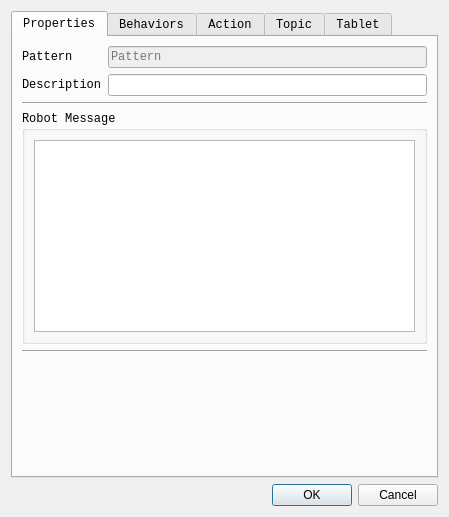
ES-TUDelft/interaction-design-tool-ir, file interaction_manager/ui/editblockdialog.ui: the form before one commit.
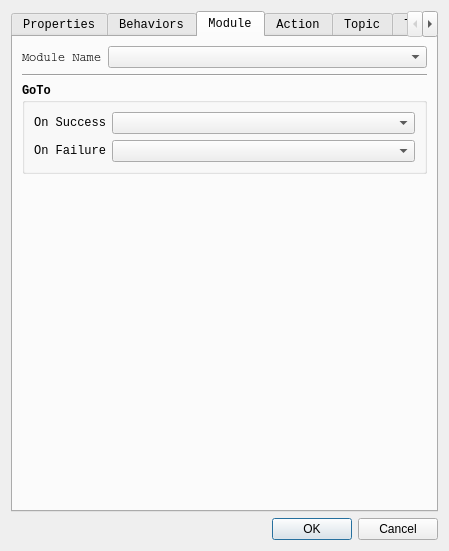
The form after the commit. The open tabs and pages were chosen to show the change.

What changed in the file:
```diff
--- a/interaction_manager/ui/editblockdialog.ui
+++ b/interaction_manager/ui/editblockdialog.ui
@@ -7,7 +7,7 @@
     <x>0</x>
     <y>0</y>
     <width>449</width>
-    <height>517</height>
+    <height>551</height>
    </rect>
   </property>
   <property name="sizePolicy">
@@ -286,6 +286,136 @@
        </item>
       </layout>
      </widget>
+     <widget class="QWidget" name="moduleTab">
+      <attribute name="title">
+       <string>Module</string>
+      </attribute>
+      <layout class="QGridLayout" name="gridLayout_32">
+       <item row="0" column="0">
+        <layout class="QGridLayout" name="gridLayout_27">
+         <item row="2" column="0">
+          <widget class="QGroupBox" name="moduleGoToGroupBox">
+           <property name="font">
+            <font>
+             <family>Courier New</family>
+             <weight>75</weight>
+             <bold>true</bold>
+            </font>
+           </property>
+           <property name="title">
+            <string>GoTo</string>
+           </property>
+           <layout class="QGridLayout" name="gridLayout_23">
+            <item row="0" column="0">
+             <layout class="QGridLayout" name="gridLayout_25">
+              <item row="1" column="0">
+               <widget class="QLabel" name="label_24">
+                <property name="sizePolicy">
+                 <sizepolicy hsizetype="Fixed" vsizetype="Preferred">
+                  <horstretch>0</horstretch>
+                  <verstretch>0</verstretch>
+                 </sizepolicy>
+                </property>
+                <property name="font">
+                 <font>
+                  <family>Courier New</family>
+                  <weight>50</weight>
+                  <bold>false</bold>
+                 </font>
+                </property>
+                <property name="text">
+                 <string>On Failure</string>
+                </property>
+                <property name="alignment">
+                 <set>Qt::AlignRight|Qt::AlignTrailing|Qt::AlignVCenter</set>
+                </property>
+               </widget>
+              </item>
+              <item row="0" column="0">
+               <widget class="QLabel" name="label_22">
+                <property name="sizePolicy">
+                 <sizepolicy hsizetype="Fixed" vsizetype="Preferred">
+                  <horstretch>0</horstretch>
+                  <verstretch>0</verstretch>
+                 </sizepolicy>
+                </property>
+                <property name="font">
+                 <font>
+                  <family>Courier New</family>
+                  <weight>50</weight>
+                  <bold>false</bold>
+                 </font>
+                </property>
+                <property name="text">
+                 <string>On Success</string>
+                </property>
+                <property name="alignment">
+                 <set>Qt::AlignRight|Qt::AlignTrailing|Qt::AlignVCenter</set>
+                </property>
+               </widget>
+              </item>
+              <item row="1" column="1">
+               <widget class="QComboBox" name="failureModuleGoToComboBox"/>
+              </item>
+              <item row="0" column="1">
+               <widget class="QComboBox" name="successModuleGoToComboBox"/>
+              </item>
+             </layout>
+            </item>
+           </layout>
+          </widget>
+         </item>
+         <item row="1" column="0">
+          <widget class="Line" name="line_8">
+           <property name="orientation">
+            <enum>Qt::Horizontal</enum>
+           </property>
+          </widget>
+         </item>
+         <item row="0" column="0">
+          <layout class="QGridLayout" name="gridLayout_26">
+           <item row="0" column="1">
+            <widget class="QComboBox" name="moduleNameComboBox"/>
+           </item>
+           <item row="0" column="0">
+            <widget class="QLabel" name="label_25">
+             <property name="sizePolicy">
+              <sizepolicy hsizetype="Fixed" vsizetype="Preferred">
+               <horstretch>0</horstretch>
+               <verstretch>0</verstretch>
+              </sizepolicy>
+             </property>
+             <property name="font">
+              <font>
+               <family>Courier</family>
+               <weight>50</weight>
+               <bold>false</bold>
+              </font>
+             </property>
+             <property name="text">
+              <string>Module Name</string>
+             </property>
+            </widget>
+           </item>
+          </layout>
+         </item>
+         <item row="3" column="0">
+          <spacer name="verticalSpacer_4">
+           <property name="orientation">
+            <enum>Qt::Vertical</enum>
+           </property>
+           <property name="sizeHint" stdset="0">
+            <size>
+             <width>20</width>
+             <height>40</height>
+            </size>
+           </property>
+          </spacer>
+         </item>
+        </layout>
+       </item>
+      </layout>
+     </widget>
      <widget class="QWidget" name="actionTab">
       <attribute name="title">
        <string>Action</string>
```
